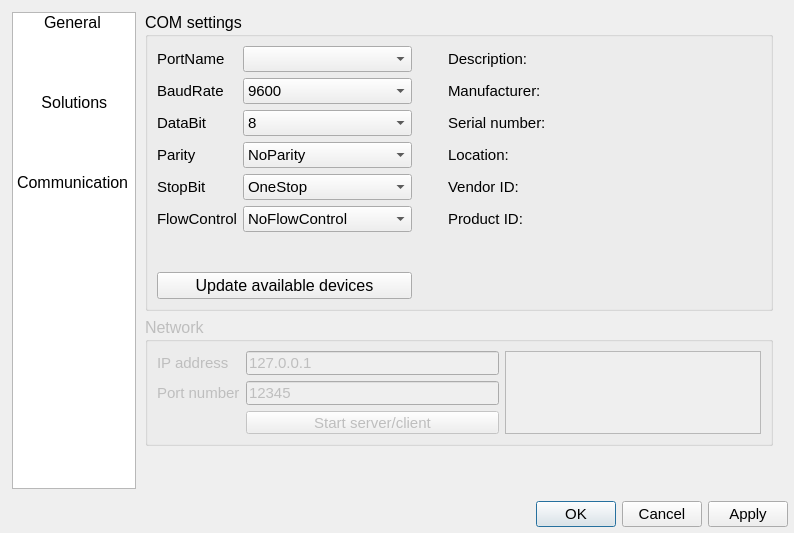
First picture: the form in apps/Lab-on-a-tip/Lab-on-a-tip_tools.ui, repository bellonemauro/Labonatip2.0, before the edit.
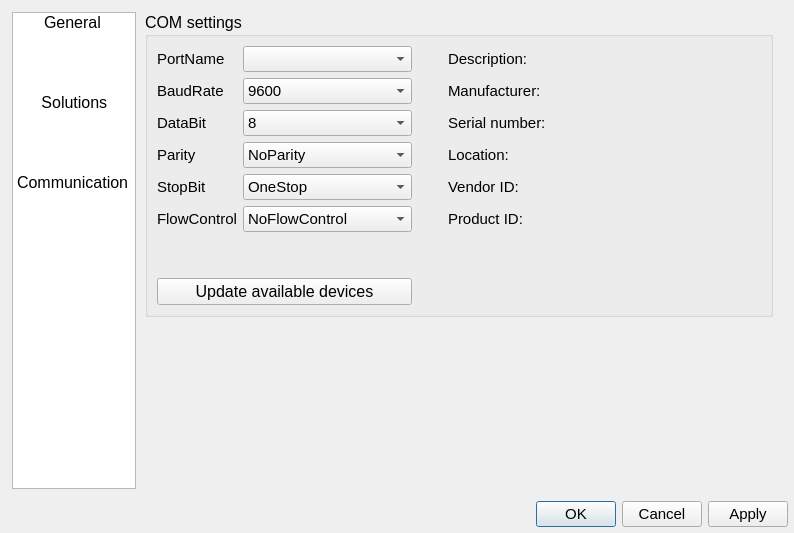
Second picture: the form after the edit. The open tabs and pages were chosen to show the change. Icons and pictures are not drawn.

```diff
--- a/apps/Lab-on-a-tip/Lab-on-a-tip_tools.ui
+++ b/apps/Lab-on-a-tip/Lab-on-a-tip_tools.ui
@@ -2340,7 +2340,7 @@
                </layout>
               </widget>
              </item>
-             <item row="2" column="0">
+             <item row="1" column="0">
               <spacer name="verticalSpacer_3">
                <property name="orientation">
                 <enum>Qt::Vertical</enum>
@@ -2353,92 +2353,6 @@
                </property>
               </spacer>
              </item>
-             <item row="1" column="0">
-              <widget class="QGroupBox" name="groupBox_3">
-               <property name="enabled">
-                <bool>false</bool>
-               </property>
-               <property name="minimumSize">
-                <size>
-                 <width>0</width>
-                 <height>100</height>
-                </size>
-               </property>
-               <property name="font">
-                <font>
-                 <pointsize>12</pointsize>
-                </font>
-               </property>
-               <property name="title">
-                <string>Network</string>
-               </property>
-               <layout class="QGridLayout" name="gridLayout_10">
-                <item row="1" column="2">
-                 <widget class="QLineEdit" name="lineEdit_serverPort">
-                  <property name="font">
-                   <font>
-                    <pointsize>11</pointsize>
-                   </font>
-                  </property>
-                  <property name="text">
-                   <string>12345</string>
-                  </property>
-                 </widget>
-                </item>
-                <item row="1" column="1">
-                 <widget class="QLabel" name="label_8">
-                  <property name="font">
-                   <font>
-                    <pointsize>11</pointsize>
-                   </font>
-                  </property>
-                  <property name="text">
-                   <string>Port number</string>
-                  </property>
-                 </widget>
-                </item>
-                <item row="2" column="2">
-                 <widget class="QPushButton" name="pushButton">
-                  <property name="font">
-                   <font>
-                    <pointsize>11</pointsize>
-                   </font>
-                  </property>
-                  <property name="text">
-                   <string>Start server/client</string>
-                  </property>
-                 </widget>
-                </item>
-                <item row="0" column="2">
-                 <widget class="QLineEdit" name="lineEdit_IP">
-                  <property name="font">
-                   <font>
-                    <pointsize>11</pointsize>
-                   </font>
-                  </property>
-                  <property name="text">
-                   <string>127.0.0.1</string>
-                  </property>
-                 </widget>
-                </item>
-                <item row="0" column="3" rowspan="3">
-                 <widget class="QTextEdit" name="textEdit"/>
-                </item>
-                <item row="0" column="1">
-                 <widget class="QLabel" name="label_3">
-                  <property name="font">
-                   <font>
-                    <pointsize>11</pointsize>
-                   </font>
-                  </property>
-                  <property name="text">
-                   <string>IP address</string>
-                  </property>
-                 </widget>
-                </item>
-               </layout>
-              </widget>
-             </item>
             </layout>
            </widget>
           </widget>
```
Left out of the diff: 15 changed lines with no effect on the pictures.
